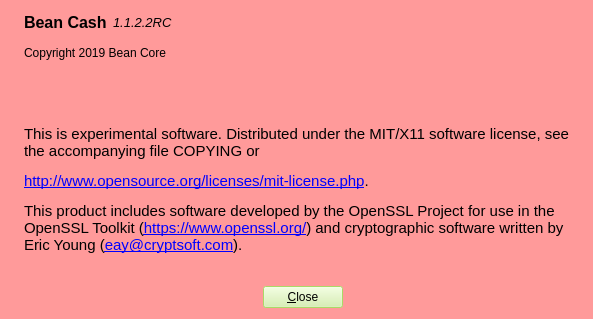
The window that src/qt/forms/aboutdialog.ui (teambean/BeanCash) describes before a commit, drawn with Qt 5.
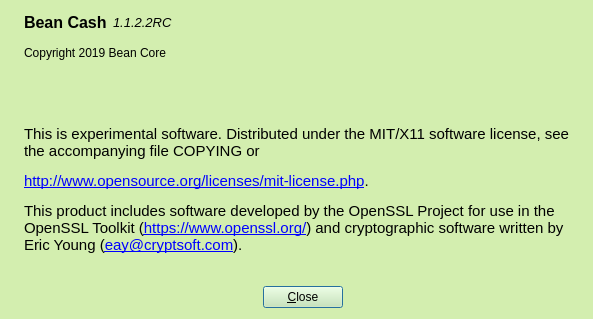
The same window after the commit. Icons and pictures are not drawn.

Commit message: Update copyrights and color scheme

Diff of the .ui file:
```diff
--- a/src/qt/forms/aboutdialog.ui
+++ b/src/qt/forms/aboutdialog.ui
@@ -22,39 +22,30 @@
        </color>
       </brush>
      </colorrole>
+     <colorrole role="Light">
+      <brush brushstyle="SolidPattern">
+       <color alpha="255">
+        <red>211</red>
+        <green>238</green>
+        <blue>175</blue>
+       </color>
+      </brush>
+     </colorrole>
      <colorrole role="Base">
       <brush brushstyle="SolidPattern">
        <color alpha="255">
-        <red>255</red>
-        <green>255</green>
-        <blue>255</blue>
+        <red>211</red>
+        <green>238</green>
+        <blue>175</blue>
        </color>
       </brush>
      </colorrole>
      <colorrole role="Window">
       <brush brushstyle="SolidPattern">
        <color alpha="255">
-        <red>255</red>
-        <green>154</green>
-        <blue>154</blue>
-       </color>
-      </brush>
-     </colorrole>
-     <colorrole role="Highlight">
-      <brush brushstyle="SolidPattern">
-       <color alpha="255">
-        <red>159</red>
-        <green>213</green>
-        <blue>85</blue>
-       </color>
-      </brush>
-     </colorrole>
-     <colorrole role="AlternateBase">
-      <brush brushstyle="SolidPattern">
-       <color alpha="255">
-        <red>255</red>
-        <green>154</green>
-        <blue>154</blue>
+        <red>211</red>
+        <green>238</green>
+        <blue>175</blue>
        </color>
       </brush>
      </colorrole>
@@ -67,6 +58,15 @@
        </color>
       </brush>
      </colorrole>
+     <colorrole role="ToolTipText">
+      <brush brushstyle="SolidPattern">
+       <color alpha="255">
+        <red>0</red>
+        <green>0</green>
+        <blue>0</blue>
+       </color>
+      </brush>
+     </colorrole>
     </active>
     <inactive>
      <colorrole role="Button">
@@ -78,39 +78,30 @@
        </color>
       </brush>
      </colorrole>
+     <colorrole role="Light">
+      <brush brushstyle="SolidPattern">
+       <color alpha="255">
+        <red>211</red>
+        <green>238</green>
+        <blue>175</blue>
+       </color>
+      </brush>
+     </colorrole>
      <colorrole role="Base">
       <brush brushstyle="SolidPattern">
        <color alpha="255">
-        <red>255</red>
-        <green>255</green>
-        <blue>255</blue>
+        <red>211</red>
+        <green>238</green>
+        <blue>175</blue>
        </color>
       </brush>
      </colorrole>
      <colorrole role="Window">
       <brush brushstyle="SolidPattern">
        <color alpha="255">
-        <red>255</red>
-        <green>154</green>
-        <blue>154</blue>
-       </color>
-      </brush>
-     </colorrole>
-     <colorrole role="Highlight">
-      <brush brushstyle="SolidPattern">
-       <color alpha="255">
-        <red>159</red>
-        <green>213</green>
-        <blue>85</blue>
-       </color>
-      </brush>
-     </colorrole>
-     <colorrole role="AlternateBase">
-      <brush brushstyle="SolidPattern">
-       <color alpha="255">
-        <red>255</red>
-        <green>154</green>
-        <blue>154</blue>
+        <red>211</red>
+        <green>238</green>
+        <blue>175</blue>
        </color>
       </brush>
      </colorrole>
@@ -123,6 +114,15 @@
        </color>
       </brush>
      </colorrole>
+     <colorrole role="ToolTipText">
+      <brush brushstyle="SolidPattern">
+       <color alpha="255">
+        <red>0</red>
+        <green>0</green>
+        <blue>0</blue>
+       </color>
+      </brush>
+     </colorrole>
     </inactive>
     <disabled>
      <colorrole role="Button">
@@ -134,48 +134,48 @@
        </color>
       </brush>
      </colorrole>
+     <colorrole role="Light">
+      <brush brushstyle="SolidPattern">
+       <color alpha="255">
+        <red>211</red>
+        <green>238</green>
+        <blue>175</blue>
+       </color>
+      </brush>
+     </colorrole>
      <colorrole role="Base">
       <brush brushstyle="SolidPattern">
        <color alpha="255">
-        <red>255</red>
-        <green>154</green>
-        <blue>154</blue>
+        <red>211</red>
+        <green>238</green>
+        <blue>175</blue>
        </color>
       </brush>
      </colorrole>
      <colorrole role="Window">
       <brush brushstyle="SolidPattern">
        <color alpha="255">
-        <red>255</red>
-        <green>154</green>
-        <blue>154</blue>
+        <red>211</red>
+        <green>238</green>
+        <blue>175</blue>
        </color>
       </brush>
      </colorrole>
-     <colorrole role="Highlight">
+     <colorrole role="ToolTipBase">
+      <brush brushstyle="SolidPattern">
+       <color alpha="255">
+        <red>211</red>
+        <green>238</green>
+        <blue>175</blue>
+       </color>
+      </brush>
+     </colorrole>
+     <colorrole role="ToolTipText">
       <brush brushstyle="SolidPattern">
        <color alpha="255">
         <red>0</red>
         <green>0</green>
-        <blue>128</blue>
-       </color>
-      </brush>
-     </colorrole>
-     <colorrole role="AlternateBase">
-      <brush brushstyle="SolidPattern">
-       <color alpha="255">
-        <red>255</red>
-        <green>154</green>
-        <blue>154</blue>
-       </color>
-      </brush>
-     </colorrole>
-     <colorrole role="ToolTipBase">
-      <brush brushstyle="SolidPattern">
-       <color alpha="255">
-        <red>211</red>
-        <green>238</green>
-        <blue>175</blue>
+        <blue>0</blue>
        </color>
       </brush>
      </colorrole>
```
Left out of the diff: 2 changed lines with no effect on the pictures. The commit also changes 52 other files.
